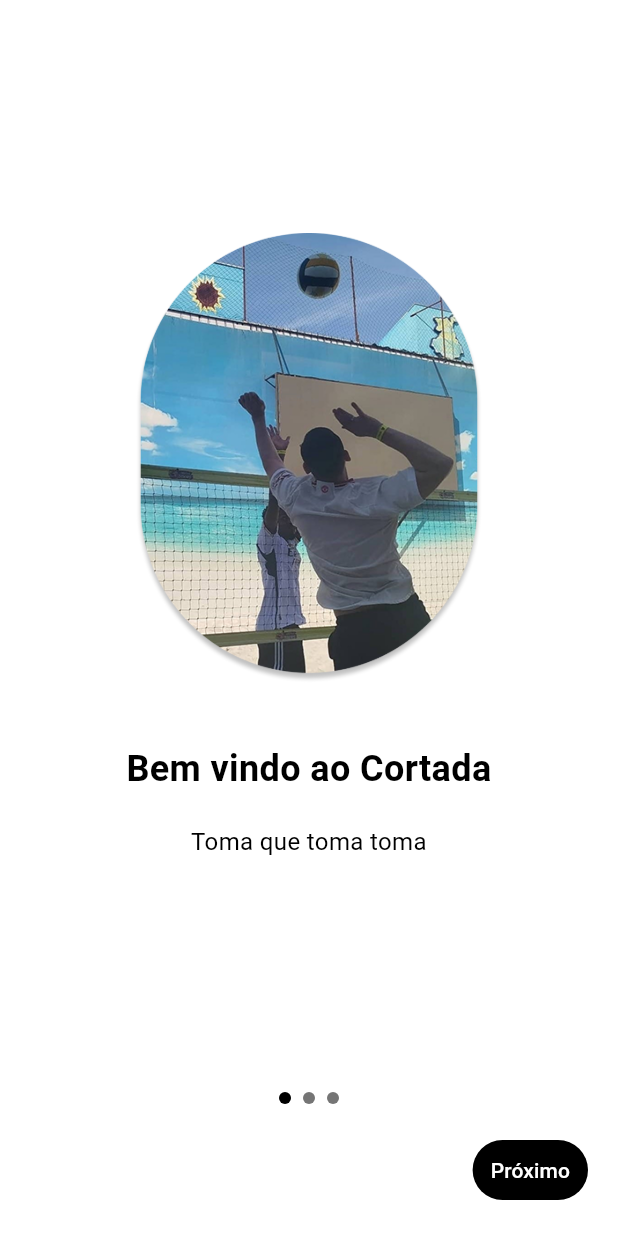
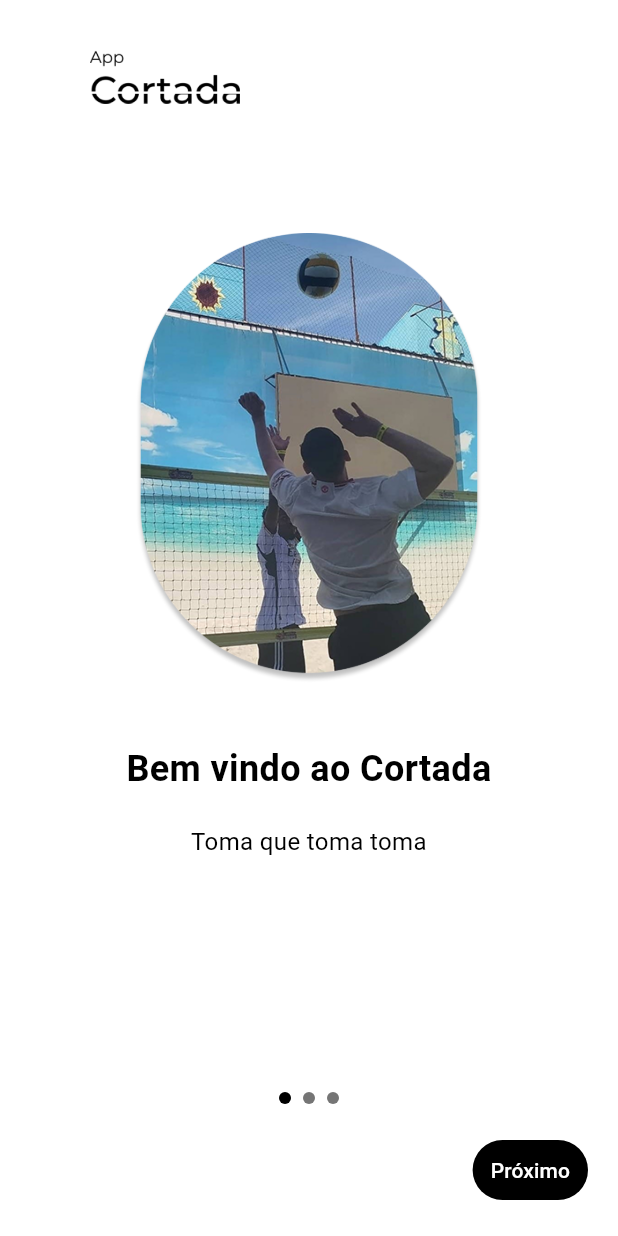
Before and after one commit to RenanOrtega/cortada-app, a Flutter app: the screen it shows after launch, on a phone screen of 412 x 824 dp. Run offline on Flutter 3.47's test engine with Material 3 defaults, Android fonts, the light colour scheme and no system bars.

Commit message:
feat: add logo on onboarding page.

```diff
--- a/lib/presentation/pages/onboarding/onboarding_page.dart
+++ b/lib/presentation/pages/onboarding/onboarding_page.dart
@@ -34,7 +34,20 @@ class _OnboardingPageState extends State<OnboardingPage> {
     return Scaffold(
       backgroundColor: Colors.white,
       body: SafeArea(
-        child: Column(
+        child: Stack(
+          children: [
+            Align(
+              alignment: Alignment.topLeft,
+              child: Padding(
+                padding: const EdgeInsets.symmetric(horizontal: 60.0),
+                child: Image.asset(
+                  'assets/images/logo.png',
+                  width: 100,
+                  height: 100,
+                ),
+              ),
+            ),
+            Column(
               children: [
                 Expanded(
                   child: PageView.builder(
@@ -52,6 +65,8 @@ class _OnboardingPageState extends State<OnboardingPage> {
                 ),
                 _buildIndicators(),
                 _buildButtons(),
+              ],
+            ),
           ],
         ),
       ),
```
Lines whose indentation alone changed are shown as unchanged.
